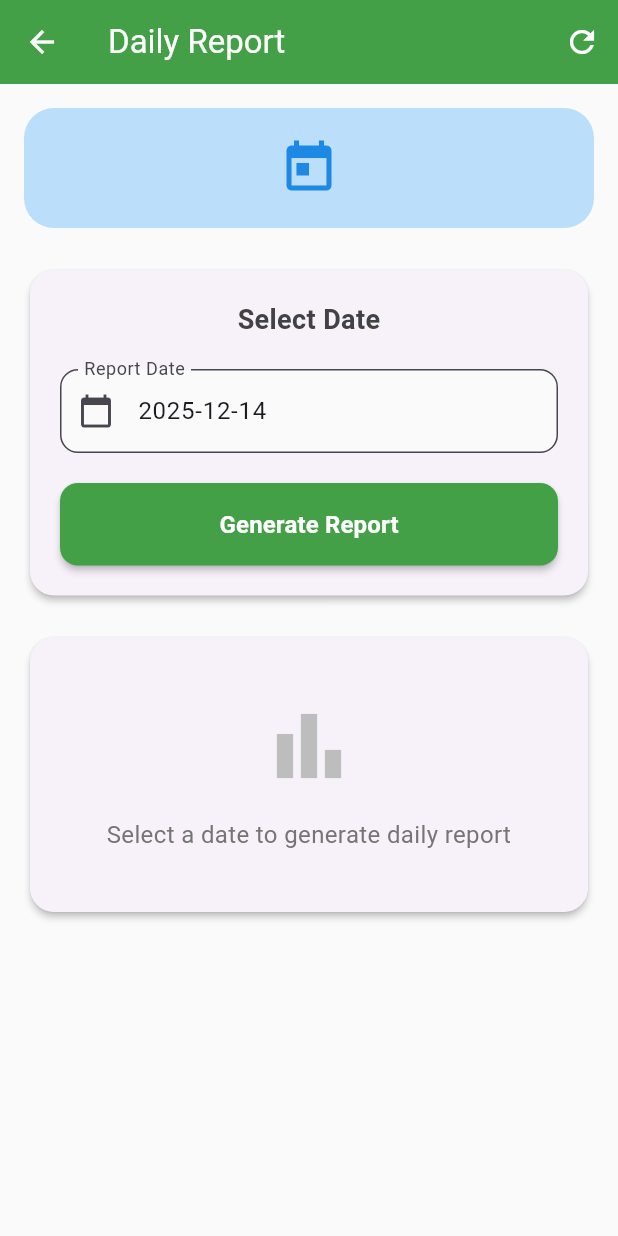
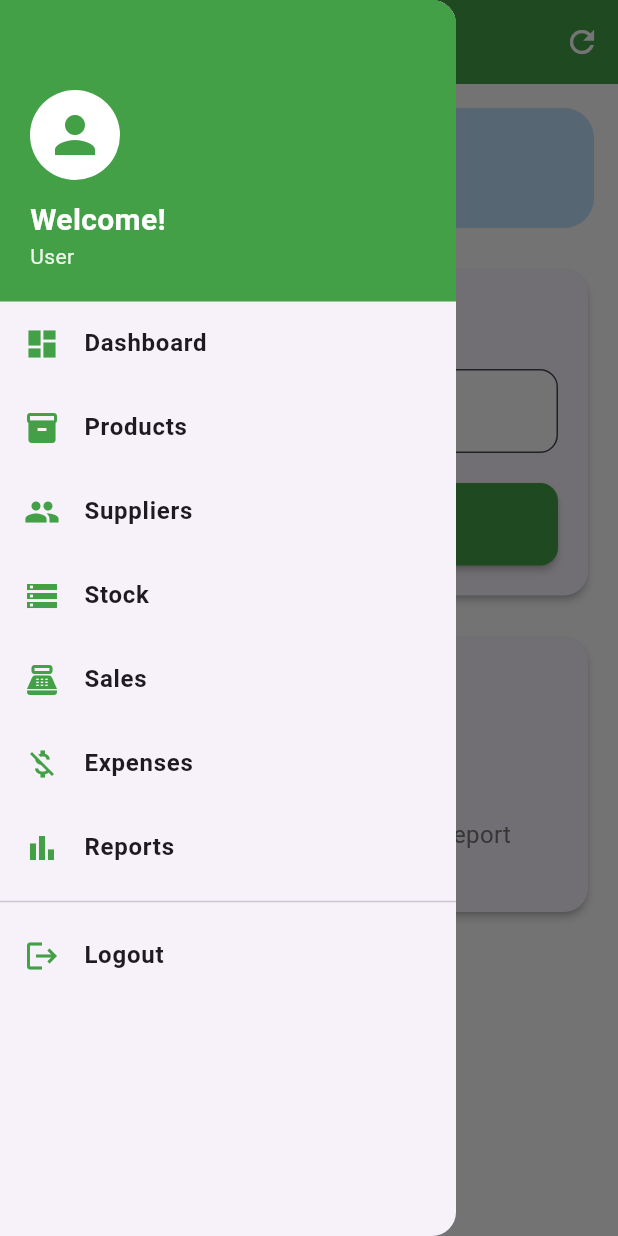
Before and after one commit to T4z4r/agrovets, a Flutter app: the DailyReportScreen screen opened directly, with the side drawer open (before the commit the screen has no drawer), on a phone screen of 412 x 824 dp. Run offline on Flutter 3.47's test engine with Material 3 defaults, Android fonts, the phone set to English and light mode, and no system bars; our stand-ins replace flutter_spinkit, shared_preferences; missing offline and left inert: syncfusion_flutter_pdfviewer; accounts and stored records are empty.

Commit message:
fix: drawer

```diff
--- a/lib/main.dart
+++ b/lib/main.dart
@@ -24,6 +24,7 @@ class MyApp extends StatelessWidget {
   Widget build(BuildContext context) {
     return MaterialApp(
       title: 'AgroVet',
+      debugShowCheckedModeBanner: false,
       theme: ThemeData(primarySwatch: Colors.green),
       home: const AuthWrapper(),
     );
@@ -57,7 +58,9 @@ class _AuthWrapperState extends State<AuthWrapper> {
   @override
   Widget build(BuildContext context) {
     if (!_checked) {
-      return Scaffold(body: Center(child: SpinKitWaveSpinner(color: Colors.green, size: 50.0)));
+      return Scaffold(
+          body: Center(
+              child: SpinKitWaveSpinner(color: Colors.green, size: 50.0)));
     }
 
     final user = context.watch<AuthProvider>().user;
--- a/lib/screens/expenses/expense_list_screen.dart
+++ b/lib/screens/expenses/expense_list_screen.dart
@@ -3,6 +3,7 @@ import 'package:flutter/material.dart';
 import 'package:flutter_spinkit/flutter_spinkit.dart';
 import '../../services/api_service.dart';
 import '../../models/expense.dart';
+import '../../widgets/app_drawer.dart';
 import 'expense_form_screen.dart';
 
 class ExpenseListScreen extends StatefulWidget {
@@ -63,6 +64,7 @@ class _ExpenseListScreenState extends State<ExpenseListScreen> {
           ),
         ],
       ),
+      drawer: const AppDrawer(),
       body: _loading
           ? Center(child: SpinKitWaveSpinner(color: Colors.green, size: 50.0))
           : _expenses.isEmpty
--- a/lib/screens/products/product_form_screen.dart
+++ b/lib/screens/products/product_form_screen.dart
@@ -3,6 +3,7 @@ import 'package:flutter/material.dart';
 import 'package:flutter_spinkit/flutter_spinkit.dart';
 import '../../services/api_service.dart';
 import '../../models/product.dart';
+import '../../widgets/app_drawer.dart';
 
 class ProductFormScreen extends StatefulWidget {
   final Product? product;
@@ -75,6 +76,7 @@ class _ProductFormScreenState extends State<ProductFormScreen> {
         foregroundColor: Colors.white,
         elevation: 0,
       ),
+      drawer: const AppDrawer(),
       body: SingleChildScrollView(
         padding: const EdgeInsets.all(16),
         child: Form(
--- a/lib/screens/products/product_list_screen.dart
+++ b/lib/screens/products/product_list_screen.dart
@@ -3,6 +3,7 @@ import 'package:flutter/material.dart';
 import 'package:flutter_spinkit/flutter_spinkit.dart';
 import '../../services/api_service.dart';
 import '../../models/product.dart';
+import '../../widgets/app_drawer.dart';
 import 'product_form_screen.dart';
 
 class ProductListScreen extends StatefulWidget {
@@ -116,6 +117,7 @@ class _ProductListScreenState extends State<ProductListScreen> {
           ),
         ],
       ),
+      drawer: const AppDrawer(),
       body: Column(
         children: [
           // Search Bar
--- a/lib/screens/reports/daily_report_screen.dart
+++ b/lib/screens/reports/daily_report_screen.dart
@@ -4,6 +4,7 @@ import 'package:flutter_spinkit/flutter_spinkit.dart';
 import 'package:intl/intl.dart';
 import '../../services/api_service.dart';
 import '../../models/report.dart';
+import '../../widgets/app_drawer.dart';
 
 class DailyReportScreen extends StatefulWidget {
   const DailyReportScreen({super.key});
@@ -69,6 +70,7 @@ class _DailyReportScreenState extends State<DailyReportScreen> {
           ),
         ],
       ),
+      drawer: const AppDrawer(),
       body: SingleChildScrollView(
         padding: const EdgeInsets.all(16),
         child: Column(
@@ -147,7 +149,8 @@ class _DailyReportScreenState extends State<DailyReportScreen> {
                           ? const SizedBox(
                               height: 20,
                               width: 20,
-                              child: SpinKitWaveSpinner(color: Colors.white, size: 20.0),
+                              child: SpinKitWaveSpinner(
+                                  color: Colors.white, size: 20.0),
                             )
                           : const Text(
                               'Generate Report',
--- a/lib/screens/reports/profit_report_screen.dart
+++ b/lib/screens/reports/profit_report_screen.dart
@@ -4,6 +4,7 @@ import 'package:flutter_spinkit/flutter_spinkit.dart';
 import 'package:intl/intl.dart';
 import '../../services/api_service.dart';
 import '../../models/report.dart';
+import '../../widgets/app_drawer.dart';
 
 class ProfitReportScreen extends StatefulWidget {
   const ProfitReportScreen({super.key});
@@ -84,6 +85,7 @@ class _ProfitReportScreenState extends State<ProfitReportScreen> {
           ),
         ],
       ),
+      drawer: const AppDrawer(),
       body: SingleChildScrollView(
         padding: const EdgeInsets.all(16),
         child: Column(
@@ -181,7 +183,8 @@ class _ProfitReportScreenState extends State<ProfitReportScreen> {
                           ? const SizedBox(
                               height: 20,
                               width: 20,
-                              child: SpinKitWaveSpinner(color: Colors.white, size: 20.0),
+                              child: SpinKitWaveSpinner(
+                                  color: Colors.white, size: 20.0),
                             )
                           : const Text(
                               'Generate Report',
--- a/lib/screens/sales/sale_form_screen.dart
+++ b/lib/screens/sales/sale_form_screen.dart
@@ -5,6 +5,7 @@ import 'package:intl/intl.dart';
 import '../../services/api_service.dart';
 import '../../models/product.dart';
 import '../../models/user.dart';
+import '../../widgets/app_drawer.dart';
 
 class SaleFormScreen extends StatefulWidget {
   final VoidCallback onSave;
@@ -108,6 +109,7 @@ class _SaleFormScreenState extends State<SaleFormScreen> {
         foregroundColor: Colors.white,
         elevation: 0,
       ),
+      drawer: const AppDrawer(),
       body: _loading
           ? Center(child: SpinKitWaveSpinner(color: Colors.green, size: 50.0))
           : SingleChildScrollView(
--- a/lib/screens/sales/sale_list_screen.dart
+++ b/lib/screens/sales/sale_list_screen.dart
@@ -3,6 +3,7 @@ import 'package:flutter/material.dart';
 import 'package:flutter_spinkit/flutter_spinkit.dart';
 import '../../services/api_service.dart';
 import '../../models/sale.dart';
+import '../../widgets/app_drawer.dart';
 import 'sale_form_screen.dart';
 import 'receipt_view_screen.dart';
 
@@ -53,6 +54,7 @@ class _SaleListScreenState extends State<SaleListScreen> {
           ),
         ],
       ),
+      drawer: const AppDrawer(),
       body: _loading
           ? Center(child: SpinKitWaveSpinner(color: Colors.green, size: 50.0))
           : _sales.isEmpty
--- a/lib/screens/stock/stock_form_screen.dart
+++ b/lib/screens/stock/stock_form_screen.dart
@@ -5,6 +5,7 @@ import 'package:intl/intl.dart';
 import '../../services/api_service.dart';
 import '../../models/product.dart';
 import '../../models/supplier.dart';
+import '../../widgets/app_drawer.dart';
 
 class StockFormScreen extends StatefulWidget {
   final VoidCallback onSave;
@@ -111,6 +112,7 @@ class _StockFormScreenState extends State<StockFormScreen> {
         foregroundColor: Colors.white,
         elevation: 0,
       ),
+      drawer: const AppDrawer(),
       body: _loading
           ? Center(child: SpinKitWaveSpinner(color: Colors.green, size: 50.0))
           : SingleChildScrollView(
--- a/lib/screens/stock/stock_list_screen.dart
+++ b/lib/screens/stock/stock_list_screen.dart
@@ -3,6 +3,7 @@ import 'package:flutter/material.dart';
 import 'package:flutter_spinkit/flutter_spinkit.dart';
 import '../../services/api_service.dart';
 import '../../models/stock_transaction.dart';
+import '../../widgets/app_drawer.dart';
 import 'stock_form_screen.dart';
 
 class StockListScreen extends StatefulWidget {
@@ -64,6 +65,7 @@ class _StockListScreenState extends State<StockListScreen> {
           ),
         ],
       ),
+      drawer: const AppDrawer(),
       body: _loading
           ? Center(child: SpinKitWaveSpinner(color: Colors.green, size: 50.0))
           : _transactions.isEmpty
--- a/lib/screens/suppliers/supplier_form_screen.dart
+++ b/lib/screens/suppliers/supplier_form_screen.dart
@@ -3,6 +3,7 @@ import 'package:flutter/material.dart';
 import 'package:flutter_spinkit/flutter_spinkit.dart';
 import '../../services/api_service.dart';
 import '../../models/supplier.dart';
+import '../../widgets/app_drawer.dart';
 
 class SupplierFormScreen extends StatefulWidget {
   final Supplier? supplier;
@@ -95,6 +96,7 @@ class _SupplierFormScreenState extends State<SupplierFormScreen> {
         foregroundColor: Colors.white,
         elevation: 0,
       ),
+      drawer: const AppDrawer(),
       body: SingleChildScrollView(
         padding: const EdgeInsets.all(16),
         child: Form(
--- a/lib/screens/suppliers/supplier_list_screen.dart
+++ b/lib/screens/suppliers/supplier_list_screen.dart
@@ -3,6 +3,7 @@ import 'package:flutter/material.dart';
 import 'package:flutter_spinkit/flutter_spinkit.dart';
 import '../../services/api_service.dart';
 import '../../models/supplier.dart';
+import '../../widgets/app_drawer.dart';
 import 'supplier_form_screen.dart';
 
 class SupplierListScreen extends StatefulWidget {
@@ -63,6 +64,7 @@ class _SupplierListScreenState extends State<SupplierListScreen> {
           ),
         ],
       ),
+      drawer: const AppDrawer(),
       body: _loading
           ? Center(child: SpinKitWaveSpinner(color: Colors.green, size: 50.0))
           : _suppliers.isEmpty
--- /dev/null
+++ b/lib/widgets/app_drawer.dart
@@ -0,0 +1,122 @@
+import 'package:flutter/material.dart';
+import 'package:provider/provider.dart';
+import '../providers/auth_provider.dart';
+import '../screens/auth/login_screen.dart';
+import '../screens/dashboard_screen.dart';
+import '../screens/products/product_list_screen.dart';
+import '../screens/suppliers/supplier_list_screen.dart';
+import '../screens/stock/stock_list_screen.dart';
+import '../screens/sales/sale_list_screen.dart';
+import '../screens/expenses/expense_list_screen.dart';
+import '../screens/reports/daily_report_screen.dart';
+
+class AppDrawer extends StatelessWidget {
+  const AppDrawer({super.key});
+
+  @override
+  Widget build(BuildContext context) {
+    final auth = context.watch<AuthProvider>();
+
+    return Drawer(
+      child: ListView(
+        padding: EdgeInsets.zero,
+        children: [
+          Container(
+            padding: const EdgeInsets.fromLTRB(20, 60, 20, 20),
+            color: Colors.green[600],
+            child: Column(
+              crossAxisAlignment: CrossAxisAlignment.start,
+              children: [
+                CircleAvatar(
+                  radius: 30,
+                  backgroundColor: Colors.white,
+                  child: Icon(Icons.person, size: 40, color: Colors.green[600]),
+                ),
+                const SizedBox(height: 12),
+                const Text(
+                  'Welcome!',
+                  style: TextStyle(
+                      color: Colors.white,
+                      fontSize: 20,
+                      fontWeight: FontWeight.bold),
+                ),
+                Text(
+                  auth.user?['name'] ?? 'User',
+                  style: TextStyle(color: Colors.white.withOpacity(0.9)),
+                ),
+              ],
+            ),
+          ),
+          _drawerTile(
+              Icons.dashboard,
+              'Dashboard',
+              () => Navigator.pushAndRemoveUntil(
+                    context,
+                    MaterialPageRoute(builder: (_) => const DashboardScreen()),
+                    (route) => false,
+                  )),
+          _drawerTile(Icons.inventory, 'Products', () {
+            Navigator.pushAndRemoveUntil(
+              context,
+              MaterialPageRoute(builder: (_) => const ProductListScreen()),
+              (route) => false,
+            );
+          }),
+          _drawerTile(Icons.people, 'Suppliers', () {
+            Navigator.pushAndRemoveUntil(
+              context,
+              MaterialPageRoute(builder: (_) => const SupplierListScreen()),
+              (route) => false,
+            );
+          }),
+          _drawerTile(Icons.storage, 'Stock', () {
+            Navigator.pushAndRemoveUntil(
+              context,
+              MaterialPageRoute(builder: (_) => const StockListScreen()),
+              (route) => false,
+            );
+          }),
+          _drawerTile(Icons.point_of_sale, 'Sales', () {
+            Navigator.pushAndRemoveUntil(
+              context,
+              MaterialPageRoute(builder: (_) => const SaleListScreen()),
+              (route) => false,
+            );
+          }),
+          _drawerTile(Icons.money_off, 'Expenses', () {
+            Navigator.pushAndRemoveUntil(
+              context,
+              MaterialPageRoute(builder: (_) => const ExpenseListScreen()),
+              (route) => false,
+            );
+          }),
+          _drawerTile(Icons.bar_chart, 'Reports', () {
+            Navigator.pushAndRemoveUntil(
+              context,
+              MaterialPageRoute(builder: (_) => const DailyReportScreen()),
+              (route) => false,
+            );
+          }),
+          const Divider(),
+          _drawerTile(Icons.logout, 'Logout', () async {
+            await auth.logout();
+            if (!context.mounted) return;
+            Navigator.pushAndRemoveUntil(
+              context,
+              MaterialPageRoute(builder: (_) => const LoginScreen()),
+              (route) => false,
+            );
+          }),
+        ],
+      ),
+    );
+  }
+
+  Widget _drawerTile(IconData icon, String title, VoidCallback onTap) {
+    return ListTile(
+      leading: Icon(icon, color: Colors.green[600]),
+      title: Text(title, style: const TextStyle(fontWeight: FontWeight.w600)),
+      onTap: onTap,
+    );
+  }
+}
```
Also changed, not shown: lib/screens/expenses/expense_form_screen.dart (+10 -3 lines), lib/screens/sales/receipt_view_screen.dart (+8 -1 lines).
